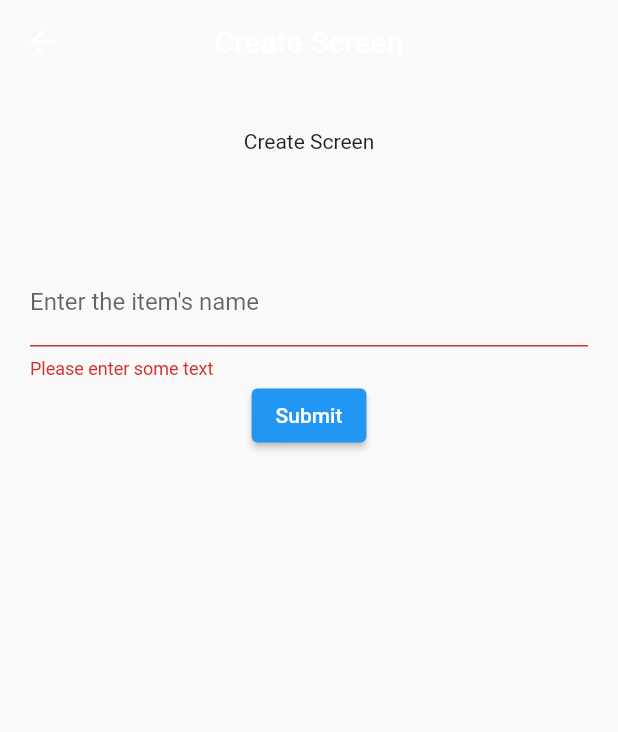
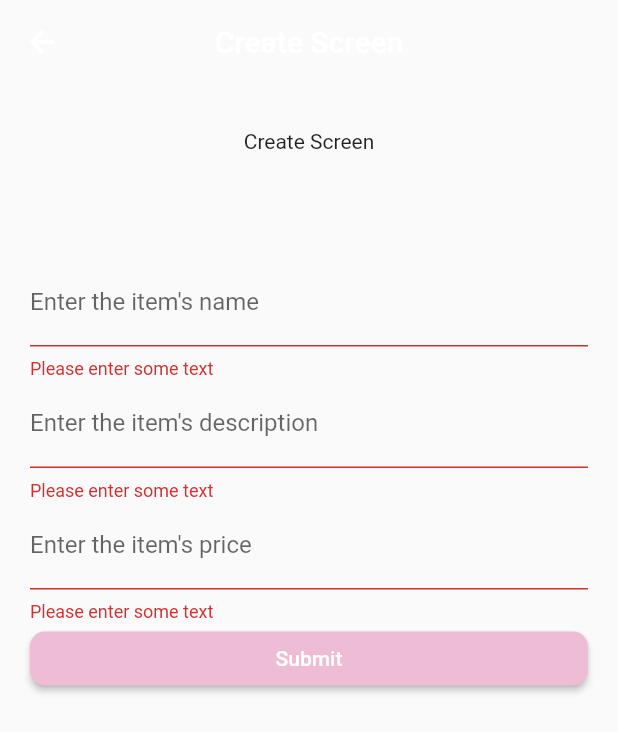
Before and after one commit to samuel-howell/SIM, a Flutter app: the CreateScreen screen opened directly, after a tap on "Submit", on a phone screen of 412 x 824 dp. Shown: the top 732 px of the screen. Run offline on Flutter 3.47's test engine with Material 2 defaults, Android fonts, the light colour scheme and no system bars; our stand-ins replace cloud_firestore, firebase_auth, firebase_core, fluttertoast; accounts and stored records are empty.

Commit message:
hooked in the additem form with firestore

```diff
--- a/lib/src/screens/create-screen.dart
+++ b/lib/src/screens/create-screen.dart
@@ -15,19 +15,7 @@ class _CreateScreenState extends State<CreateScreen>{
 Map data = {};
 
 
-addData(){
-  //TODO:  Add textControllers here to record String data to vars that can then be passed to JSON map below
 
-  String name = "Iphone Pro";
-
-  Map<String,dynamic> demoData = { // this is a JSON file that is inserted into the DB
-    "name": name,
-    "description" : "256GB-RED"
-    };
-
-  CollectionReference collectionReference = FirebaseFirestore.instance.collection('data');  //collectionReference var now referes to the "data" collection in Firestore
-  collectionReference.add(demoData);
-}
 
    @override
   Widget build(BuildContext context) {
--- /dev/null
+++ b/lib/src/utilities/database.dart
@@ -0,0 +1,46 @@
+import 'package:cloud_firestore/cloud_firestore.dart';
+import 'package:firebase_auth/firebase_auth.dart';
+
+final FirebaseFirestore _firestore = FirebaseFirestore.instance;
+final CollectionReference _mainCollection = _firestore.collection('data');
+
+final FirebaseAuth _auth = FirebaseAuth.instance;
+getCurrentUserUid() {
+    print('Current user id is ' + _auth.currentUser!.uid.toString());
+  }
+
+class Database {
+
+  static Future<void> addItem({
+    required String name,
+    required String description,
+    required String price,
+    required String quantity,
+    required String itemID,
+    required String mostRecentScanIn,
+    required String mostRecentScanOut,
+  }) async {
+
+    getCurrentUserUid(); // prints the uid out to the console for testing
+
+    DocumentReference documentReferencer =
+        _mainCollection.doc(_auth.currentUser?.uid).collection('items').doc(); // finds the location of the documentCollection of the current user that is signed in and then creates a new document under the "items" collection in that user's documentCollection
+
+    Map<String, dynamic> data = <String, dynamic>{
+      "name": name,
+      "description": description,
+      "price": price,
+      "quantity": quantity,
+      "item-id": itemID, //TODO: this is authogenerated. it is thge random strings under the items tab in firebase. find a way to pull that string in explicitly here.
+      "mostRecentScanIn" : mostRecentScanIn,
+      "mostRecentScanOut" : mostRecentScanOut,
+      "LastEmployeeToInteract" : _auth.currentUser?.uid, //this will be the user id of the last employee to either scan in or scan out the item
+      "tags" : [] //TODO: let the user add tags to id this item with. ideally add the tags as an array.
+    };
+
+    await documentReferencer
+        .set(data)
+        .whenComplete(() => print("Item added to the database"))
+        .catchError((e) => print(e));
+  }
+}
--- a/lib/src/widgets/add-item-form.dart
+++ b/lib/src/widgets/add-item-form.dart
@@ -1,4 +1,8 @@
 import 'package:flutter/material.dart';
+import 'package:cloud_firestore/cloud_firestore.dart';
+import 'package:howell_capstone/src/res/custom-colors.dart';
+import 'package:howell_capstone/src/utilities/database.dart';
+
 
 // Define a custom Form widget.
 class AddItemForm extends StatefulWidget {
@@ -20,7 +24,32 @@ class AddItemFormState extends State<AddItemForm> {
   // not a GlobalKey<MyCustomFormState>.
   final _formKey = GlobalKey<FormState>();
 
-  String? _name = " ";
+  bool _isProcessing = false;
+
+  //  these two controllers will store the data inputed by the user.
+  final TextEditingController _nameController = TextEditingController();
+  final TextEditingController _descriptionController = TextEditingController();
+  final TextEditingController _priceController = TextEditingController();
+
+//   //  this method puts the data from the AddItemForm and pushes it to Firestore.
+//   addData(){
+
+//   Map<String,dynamic> demoData = { // this is a JSON file that is inserted into the DB
+//     "name": _name,
+//     "description" : _description,
+//     "price" : _price,
+//     };
+
+//   CollectionReference collectionReference = FirebaseFirestore.instance.collection('data');  //collectionReference var now referes to the "data" collection in Firestore
+//   collectionReference.add(demoData);
+// }
+
+  //initialize vars
+  // String? _name;
+  // String? _description;
+  // String? _price;
+
+
   @override
   Widget build(BuildContext context) {
     // Build a Form widget using the _formKey created above.
@@ -30,13 +59,54 @@ class AddItemFormState extends State<AddItemForm> {
         children: <Widget>[
           // Add TextFormFields and ElevatedButton here.
 
+          //text field for item name
           TextFormField(
             decoration: InputDecoration(
               border: UnderlineInputBorder(),
               labelText: 'Enter the item\'s name',
             ),
 
-            onSaved: (value) => this._name = value,  //  when the user submits form, save whatever text is in this field to the _name variable
+
+            controller: _nameController,
+            keyboardType: TextInputType.text,
+
+
+            validator: (value) { // The validator receives the text that the user has entered.
+              if (value == null || value.isEmpty) {
+                return 'Please enter some text';
+              }
+              return null;
+            },
+          ),
+
+          // text field for item description
+          TextFormField(
+            decoration: InputDecoration(
+              border: UnderlineInputBorder(),
+              labelText: 'Enter the item\'s description',
+            ),
+
+            controller: _descriptionController,
+            keyboardType: TextInputType.text,
+
+            validator: (value) { // The validator receives the text that the user has entered.
+              if (value == null || value.isEmpty) {
+                return 'Please enter some text';
+              }
+              return null;
+            },
+          ),
+
+          // text field for item price
+          TextFormField(
+            decoration: InputDecoration(
+              border: UnderlineInputBorder(),
+              labelText: 'Enter the item\'s price',
+            ),
+
+            controller: _priceController,
+            keyboardType: TextInputType.number,
+
 
             validator: (value) { // The validator receives the text that the user has entered.
               if (value == null || value.isEmpty) {
@@ -47,19 +117,54 @@ class AddItemFormState extends State<AddItemForm> {
           ),
 
 
-          ElevatedButton(
-            onPressed: () {
+
+          _isProcessing
+              ? Padding(
+                  padding: const EdgeInsets.all(16.0),
+                  child: CircularProgressIndicator(
+                    valueColor: AlwaysStoppedAnimation<Color>(
+                      CustomColors.cpink,
+                    ),
+                  ),
+                )
+              : Container(
+                  width: double.maxFinite,
+                  child: ElevatedButton(
+                    style: ButtonStyle(
+                      backgroundColor: MaterialStateProperty.all(
+                        CustomColors.cpink,
+                      ),
+                      shape: MaterialStateProperty.all(
+                        RoundedRectangleBorder(
+                          borderRadius: BorderRadius.circular(10),
+                        ),
+                      ),
+                    ),
+                    onPressed: () async {
                       // Validate returns true if the form is valid, or false otherwise.
                       if (_formKey.currentState!.validate()) {
-                // If the form is valid, display a snackbar. In the real world,
-                // you'd often call a server or save the information in a database.
-                ScaffoldMessenger.of(context).showSnackBar(
-                  const SnackBar(content: Text('Processing Data')),
+
+                        setState(() {
+                            _isProcessing = true;
+                        });
+
+                        await Database.addItem(
+                          name: _nameController.text,
+                          description: _descriptionController.text,
+                          price: _priceController.text,
+                          //TODO: add all the other textform fields to get the different required values in the addItem method from database.dart
                         );
+
+                        setState(() {
+                          _isProcessing = false;
+                        });
+
+                        Navigator.of(context).pop(); // return to previous screen after operation is complete
                       }
                     },
                     child: const Text('Submit'),
                   ),
+            )
         ],
       ),
     );
```
Lines whose indentation alone changed are shown as unchanged.
